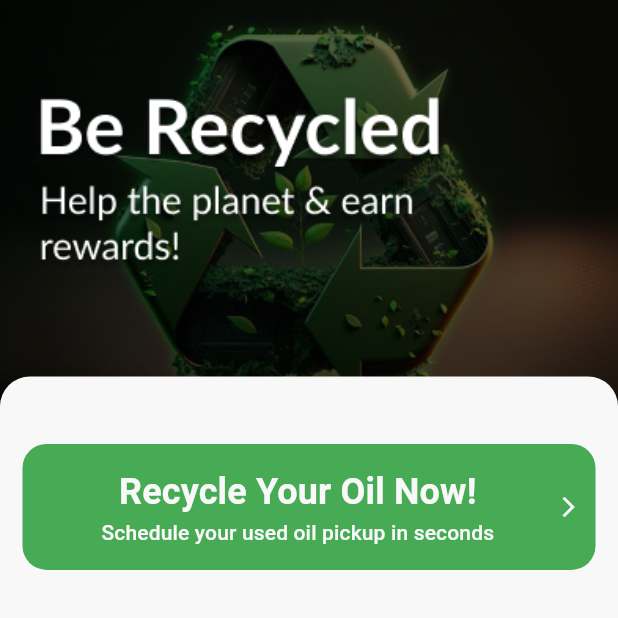
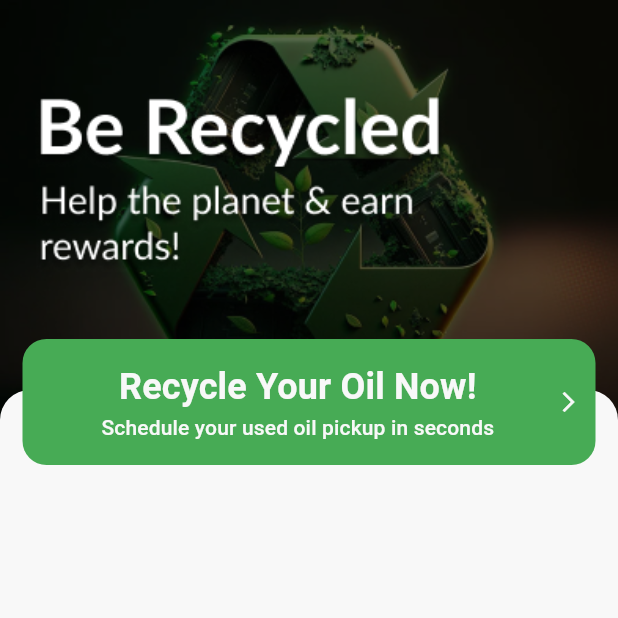
Before and after one commit to S3dwi/Green-Oil, a Flutter app: the screen it shows after launch, on a phone screen of 412 x 824 dp, the top half of it. Run offline on Flutter 3.47's test engine with Material 3 defaults, Android fonts, the phone set to English and light mode, and no system bars.

Commit message:
HomeScreen

```diff
--- a/green_oil/lib/home_screen/home_screen.dart
+++ b/green_oil/lib/home_screen/home_screen.dart
@@ -8,10 +8,13 @@ class HomeScreen extends StatelessWidget {
   Widget build(BuildContext context) {
     return Scaffold(
       backgroundColor: Theme.of(context).scaffoldBackgroundColor,
-      body: Center(
+      body: SingleChildScrollView(
         child: Column(
           children: [
-            Stack(
+            SizedBox(
+              width: double.infinity,
+              height: 310,
+              child: Stack(
                 children: [
                   Image.asset(
                     'images/home_img.png',
@@ -24,7 +27,7 @@ class HomeScreen extends StatelessWidget {
                     right: 0,
                     child: Container(
                       width: double.infinity,
-                    height: 30,
+                      height: 50,
                       decoration: const BoxDecoration(
                         color: Color(0xFFF8F8F8),
                         borderRadius: BorderRadius.only(
@@ -34,12 +37,16 @@ class HomeScreen extends StatelessWidget {
                       ),
                     ),
                   ),
+                  const Positioned(
+                    bottom: 0,
+                    left: 15,
+                    right: 15,
+                    child: RecycleButton(),
+                  ),
                 ],
               ),
-            const Padding(
-              padding: EdgeInsets.all(15),
-              child: RecycleButton(),
             ),
+
           ],
         ),
       ),
--- a/green_oil/lib/main.dart
+++ b/green_oil/lib/main.dart
@@ -4,6 +4,7 @@ import 'package:green_oil/home_screen/home_screen.dart';
 final theme = ThemeData(
   useMaterial3: true,
   scaffoldBackgroundColor: const Color(0xFFF8F8F8),
+
 );
 
 void main() {
```
Lines whose indentation alone changed are shown as unchanged.
